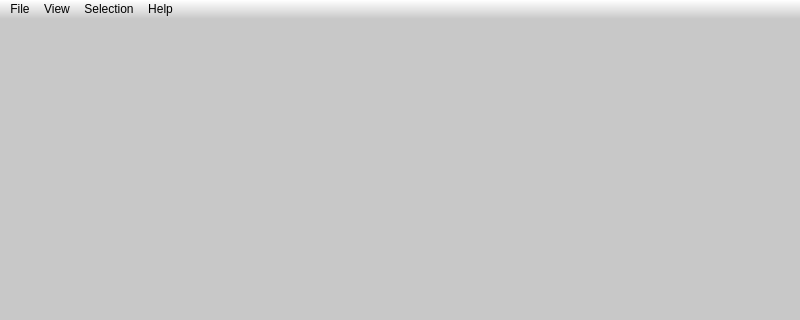
The window that src/saisieQT/mainwindow.ui (micmacIGN/micmac) describes before a commit, drawn with Qt 5; both pictures show x 0 to 800 and y 0 to 320 of the 800 by 600 pixel window.
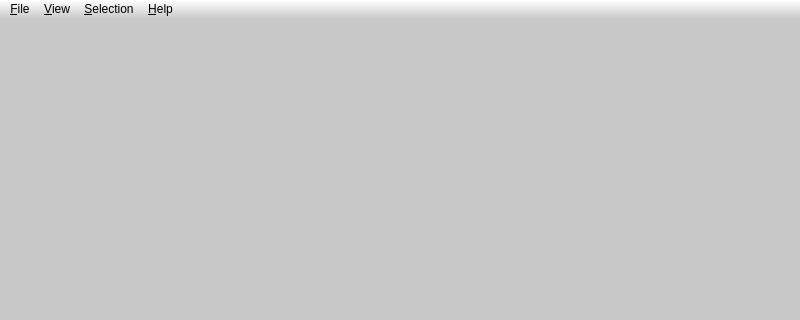
The same window after the commit. Icons and pictures are not drawn.

What changed in the file:
```diff
--- a/src/saisieQT/mainwindow.ui
+++ b/src/saisieQT/mainwindow.ui
@@ -122,7 +122,7 @@
      <bool>false</bool>
     </property>
     <property name="title">
-     <string>Selection</string>
+     <string>&amp;Selection</string>
     </property>
     <addaction name="actionToggleMode"/>
     <addaction name="actionAdd"/>
@@ -136,7 +136,7 @@
    </widget>
    <widget class="QMenu" name="menuFile">
     <property name="title">
-     <string>File</string>
+     <string>&amp;File</string>
     </property>
     <addaction name="actionLoad_plys"/>
     <addaction name="actionLoad_camera"/>
@@ -150,7 +150,7 @@
    </widget>
    <widget class="QMenu" name="menuView">
     <property name="title">
-     <string>View</string>
+     <string>&amp;View</string>
     </property>
     <widget class="QMenu" name="menuStandard_views">
      <property name="title">
@@ -189,7 +189,7 @@
    </widget>
    <widget class="QMenu" name="menuHelp">
     <property name="title">
-     <string>Help</string>
+     <string>&amp;Help</string>
     </property>
     <addaction name="actionAbout"/>
     <addaction name="actionHelpShortcuts"/>
```
Left out of the diff: 2 changed lines with no effect on the pictures.
